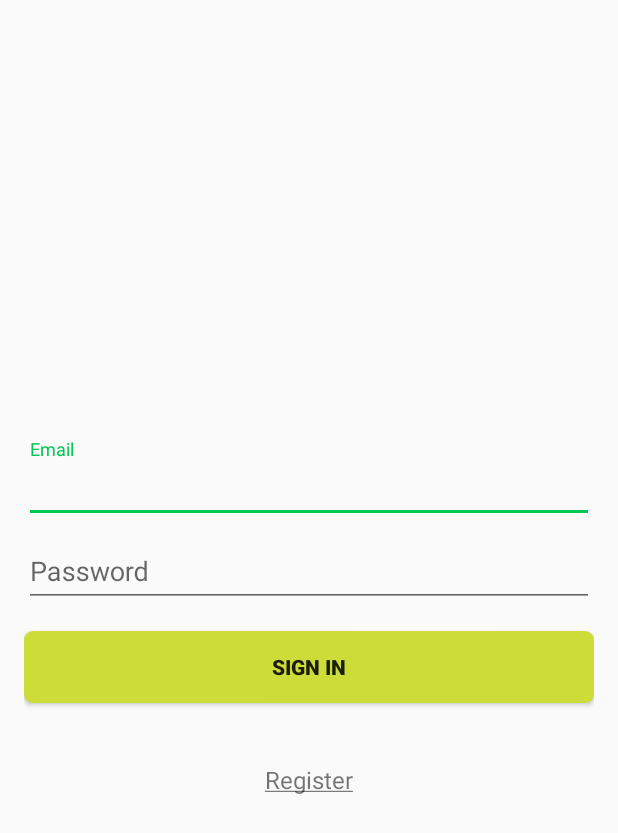
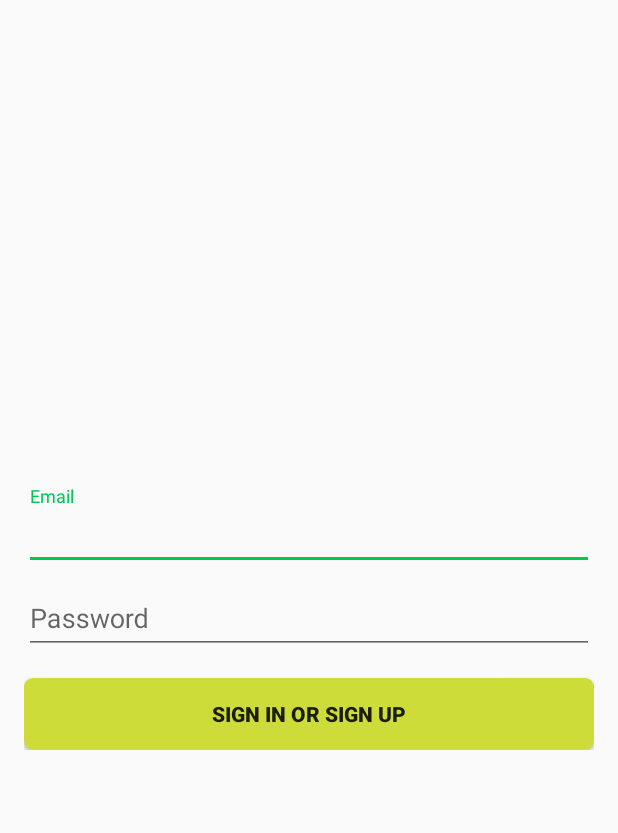
Before and after one commit to kolesnikov-pasha/mapio, an Android app: the screen it shows after launch (LoginActivity), on a phone screen of 412 x 824 dp. Shown: the top 833 px of the screen. Run offline under Robolectric (Android 15) with nearby library versions, the phone set to English and light mode, and no system bars; our stand-ins replace Firebase (no records; nobody signed in at launch, a user with empty details on screens opened directly).

```diff
--- a/Mapio/app/src/main/res/layout/activity_login.xml
+++ b/Mapio/app/src/main/res/layout/activity_login.xml
@@ -36,13 +36,11 @@
                     android:inputType="textEmailAddress"
                     android:maxLines="1"
                     android:singleLine="true" />
-
             </android.support.design.widget.TextInputLayout>
 
             <android.support.design.widget.TextInputLayout
                 android:layout_width="match_parent"
                 android:layout_height="wrap_content">
-
                 <EditText
                     android:id="@+id/password"
                     android:layout_width="match_parent"
@@ -54,7 +52,6 @@
                     android:inputType="textPassword"
                     android:maxLines="1"
                     android:singleLine="true" />
-
             </android.support.design.widget.TextInputLayout>
 
             <Button
@@ -66,15 +63,6 @@
                 android:background="@drawable/button_background"
                 android:textStyle="bold" />
 
-            <TextView
-                android:paddingTop="40dp"
-                android:id="@+id/txt_register"
-                android:layout_width="wrap_content"
-                android:layout_height="wrap_content"
-                android:textSize="16sp"
-                android:text="@string/register"
-                android:layout_gravity="center_horizontal"/>
-
         </LinearLayout>
     </ScrollView>
 </RelativeLayout>
--- a/Mapio/app/src/main/res/values/strings.xml
+++ b/Mapio/app/src/main/res/values/strings.xml
@@ -4,10 +4,10 @@
     <!-- Strings related to login -->
     <string name="prompt_email">Email</string>
     <string name="prompt_password">Password</string>
-    <string name="action_sign_in">Sign in</string>
-    <string name="register"><u>Register</u></string>
+    <string name="action_sign_in">Sign in or sign up</string>
+    <string name="register">Sign up</string>
 
-    <string name="action_sign_in_short">Sign in</string>
+    <string name="action_sign_in_short">Sign in or sign up</string>
     <string name="error_invalid_email">This email address is invalid</string>
     <string name="error_invalid_password">This password is too short</string>
     <string name="error_incorrect_password">This password is incorrect</string>
```
Also changed, not shown: Mapio/app/src/main/java/clbrain/mapio/LoginActivity.java (+18 -26 lines), Mapio/app/src/main/java/clbrain/mapio/MainActivity.java (+5 -19 lines), 1 other file.
